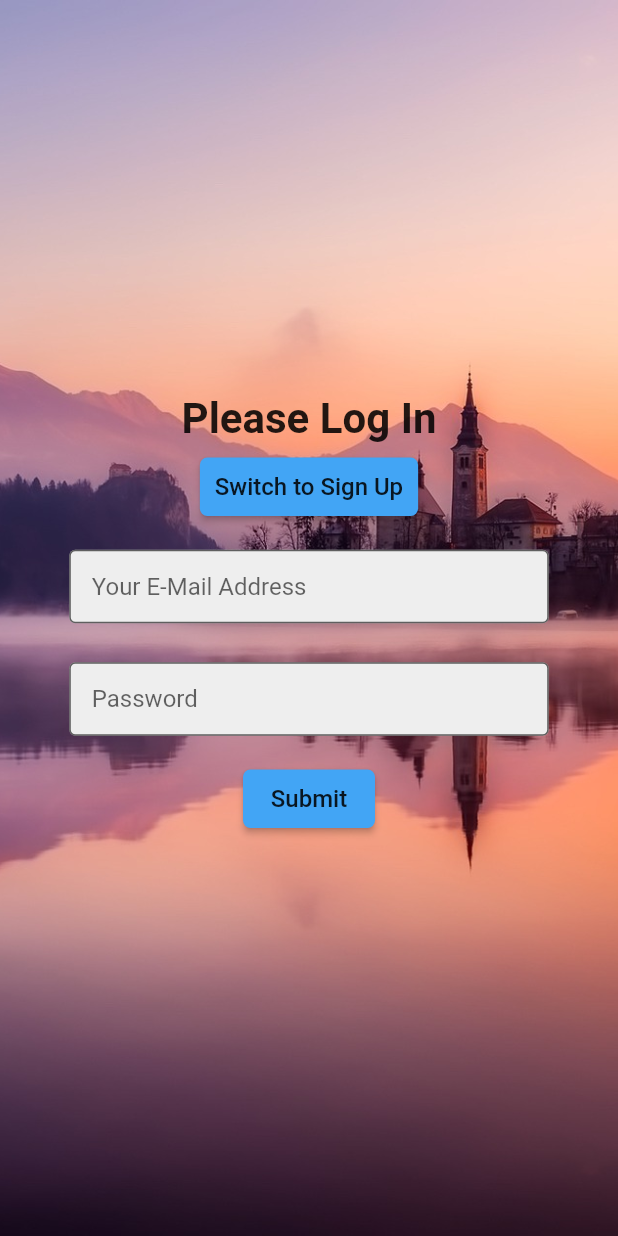
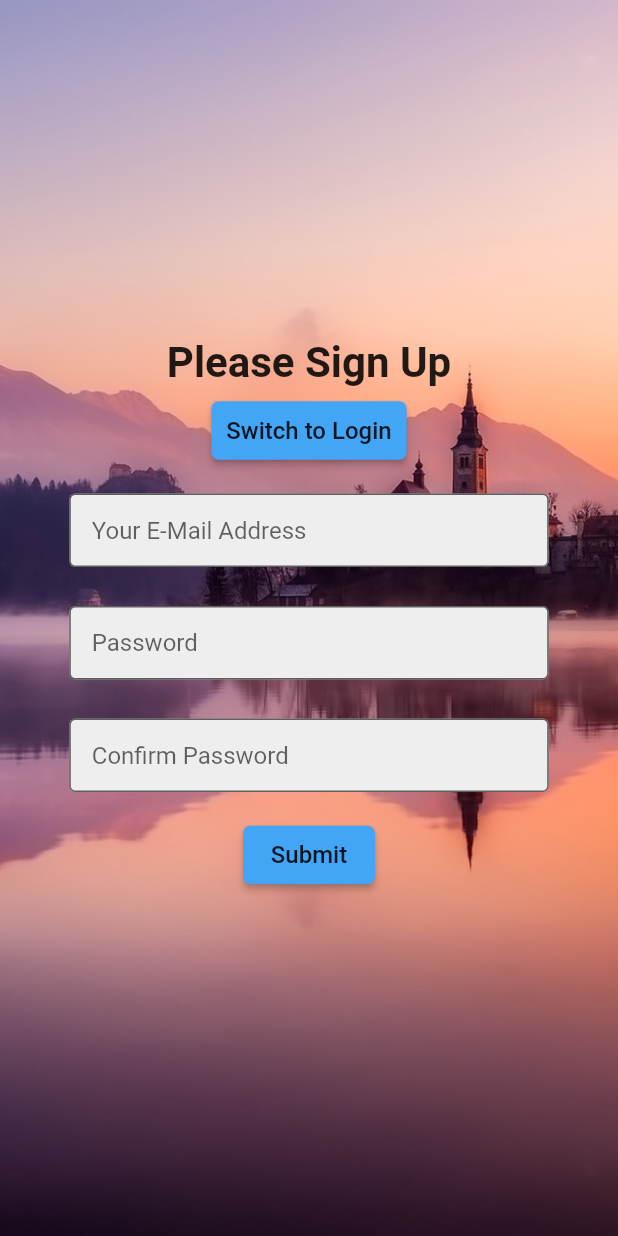
Before and after one commit to forecoder/places-sharing-app, a Flutter app: the screen it shows after launch, after a tap on "Switch to Sign Up", on a phone screen of 412 x 824 dp. Run offline on Flutter 3.47's test engine with Material 2 defaults, Android fonts, the light colour scheme and no system bars; our stand-ins replace flutter_redux, redux, redux_thunk; network calls fail; statements that could not run were skipped.

```diff
--- a/myapp_flutter/lib/actions/app_actions.dart
+++ b/myapp_flutter/lib/actions/app_actions.dart
@@ -1,2 +1,3 @@
 export './places_actions.dart';
 export './loading_actions.dart';
+export './auth_actions.dart';
--- a/myapp_flutter/lib/actions/places_actions.dart
+++ b/myapp_flutter/lib/actions/places_actions.dart
@@ -10,4 +10,8 @@ class SetPlacesAction {
   SetPlacesAction({this.places});
 }
 
-class GetPlacesAction {}
+class RemovePlaceAction {
+  final Place place;
+
+  RemovePlaceAction({this.place});
+}
--- a/myapp_flutter/lib/main.dart
+++ b/myapp_flutter/lib/main.dart
@@ -1,10 +1,12 @@
 import 'package:flutter/material.dart';
-import 'package:redux/redux.dart';
-import 'package:flutter_redux/flutter_redux.dart';
 import './pages/auth/auth_page.dart';
 import './pages/main_tabs/main_tabs_page.dart';
 import './models/models.dart';
 import './reducers/app_reducer.dart';
+
+import 'package:redux/redux.dart';
+import 'package:flutter_redux/flutter_redux.dart';
+import 'package:redux_thunk/redux_thunk.dart';
 
 void main() => runApp(MyApp());
 
@@ -12,6 +14,7 @@ class MyApp extends StatelessWidget {
   // This widget is the root of your application.
   final store = Store<AppState>(
     appReducer,
+    middleware: [thunkMiddleware],
   );
 
   @override
--- /dev/null
+++ b/myapp_flutter/lib/models/auth_info.dart
@@ -0,0 +1,13 @@
+class AuthInfo {
+  String value;
+  bool valid;
+  bool touched;
+  Function validator;
+
+  AuthInfo({
+    this.value = "",
+    this.valid = false,
+    this.touched = false,
+    this.validator,
+  });
+}
--- a/myapp_flutter/lib/models/models.dart
+++ b/myapp_flutter/lib/models/models.dart
@@ -1,3 +1,4 @@
 export './app_state.dart';
 export './place.dart';
 export './auth.dart';
+export './auth_info.dart';
--- a/myapp_flutter/lib/pages/auth/auth_page.dart
+++ b/myapp_flutter/lib/pages/auth/auth_page.dart
@@ -1,6 +1,7 @@
 import 'package:flutter/material.dart';
 import '../../widgets/ui/primary_button.dart';
 import '../../widgets/ui/default_input.dart';
+import '../../models/auth_info.dart';
 
 class AuthPage extends StatefulWidget {
   @override
@@ -9,9 +10,34 @@ class AuthPage extends StatefulWidget {
 
 class _AuthPageState extends State<AuthPage> {
   String _authMode = "login";
-  String _email = "";
-  String _password = "";
-  String _confirmPassword = "";
+
+  AuthInfo _email = AuthInfo();
+  AuthInfo _password = AuthInfo();
+  AuthInfo _confirmPassword = AuthInfo();
+
+  void switchAuthModeHandler() {
+    setState(() {
+      _authMode = _authMode == "login" ? "signup" : "login";
+    });
+  }
+
+  void updateInfoHandler(String key, String val) {
+    AuthInfo target;
+    if (key == "email") {
+      target = _email;
+    } else if (key == "password") {
+      target = _password;
+    } else if (key == "confirmPassword") {
+      target = _confirmPassword;
+    } else {
+      return;
+    }
+    setState(() {
+      target.value = val;
+      target.valid = true;
+      target.touched = true;
+    });
+  }
 
   void authHandler() {
     Navigator.pushReplacementNamed(context, "/mainTabs");
@@ -19,6 +45,19 @@ class _AuthPageState extends State<AuthPage> {
 
   @override
   Widget build(BuildContext context) {
+    Widget confirmPasswordInput = Container();
+
+    if (_authMode == "signup") {
+      confirmPasswordInput = DefaultInput(
+        decoration: InputDecoration(
+          hintText: "Confirm Password",
+        ),
+        obscureText: true,
+        keyboardType: TextInputType.text,
+        onChanged: (String val) => updateInfoHandler("confirmPassword", val),
+      );
+    }
+
     return Scaffold(
         body: Stack(fit: StackFit.expand, children: <Widget>[
       Image(
@@ -32,21 +71,31 @@ class _AuthPageState extends State<AuthPage> {
               child: Column(
                 children: <Widget>[
                   Text(
-                    "Please Log In",
+                    "Please ${_authMode == "login" ? "Log In" : "Sign Up"}",
                     style: Theme.of(context).textTheme.headline,
                   ),
                   PrimaryButton(
-                      text: "Switch to Sign Up", onPressed: () => print("!!!")),
-                  DefaultInput(
-                    decoration:
-                        InputDecoration(hintText: "Your E-Mail Address"),
-                    keyboardType: TextInputType.emailAddress,
+                    text:
+                        "Switch to ${_authMode == "login" ? "Sign Up" : "Login"}",
+                    onPressed: switchAuthModeHandler,
                   ),
                   DefaultInput(
-                    decoration: InputDecoration(hintText: "Password"),
+                    decoration: InputDecoration(
+                      hintText: "Your E-Mail Address",
+                    ),
+                    keyboardType: TextInputType.emailAddress,
+                    onChanged: (String val) => updateInfoHandler("email", val),
+                  ),
+                  DefaultInput(
+                    decoration: InputDecoration(
+                      hintText: "Password",
+                    ),
                     obscureText: true,
                     keyboardType: TextInputType.text,
+                    onChanged: (String val) =>
+                        updateInfoHandler("password", val),
                   ),
+                  confirmPasswordInput,
                   PrimaryButton(
                     text: "Submit",
                     onPressed: authHandler,
--- a/myapp_flutter/lib/reducers/places_reducer.dart
+++ b/myapp_flutter/lib/reducers/places_reducer.dart
@@ -4,8 +4,13 @@ import '../models/models.dart';
 
 final placesReducer = combineReducers<List<Place>>([
   TypedReducer<List<Place>, SetPlacesAction>(_setPlaces),
+  TypedReducer<List<Place>, RemovePlaceAction>(_removePlace),
 ]);
 
 List<Place> _setPlaces(List<Place> places, SetPlacesAction action) {
   return action.places;
 }
+
+List<Place> _removePlace(List<Place> places, RemovePlaceAction action) {
+  return places.where((place) => place.key != action.place.key).toList();
+}
--- a/myapp_flutter/lib/widgets/ui/default_input.dart
+++ b/myapp_flutter/lib/widgets/ui/default_input.dart
@@ -1,11 +1,23 @@
 import 'package:flutter/material.dart';
 
 class DefaultInput extends StatelessWidget {
-  DefaultInput({this.decoration, this.keyboardType, this.obscureText = false});
-
   final InputDecoration decoration;
   final TextInputType keyboardType;
   final bool obscureText;
+  final String value;
+  final bool valid;
+  final bool touched;
+  final Function onChanged;
+
+  DefaultInput({
+    this.decoration,
+    this.keyboardType,
+    this.obscureText = false,
+    this.value = "",
+    this.valid = false,
+    this.touched = false,
+    this.onChanged,
+  });
 
   @override
   Widget build(BuildContext context) {
@@ -16,6 +28,7 @@ class DefaultInput extends StatelessWidget {
         decoration: decoration,
         keyboardType: keyboardType,
         obscureText: obscureText,
+        onChanged: onChanged,
       ),
     );
   }
--- a/myapp_flutter/pubspec.yaml
+++ b/myapp_flutter/pubspec.yaml
@@ -16,6 +16,10 @@ dependencies:
   flutter:
     sdk: flutter
   flutter_redux: ^0.5.3
+  redux_thunk: ^0.2.1
+  shared_preferences: ^0.4.3
+  http: ^0.12.0+1
+  firebase_core: ^0.2.5+1
 
   # The following adds the Cupertino Icons font to your application.
   # Use with the CupertinoIcons class for iOS style icons.
```
Also changed, not shown: myapp_flutter/lib/actions/auth_actions.dart (added, +9 -0 lines), myapp_flutter/lib/reducers/auth_reducer.dart (added, +16 -0 lines), myapp_flutter/lib/utils/validators.dart (added), 11 other files.
